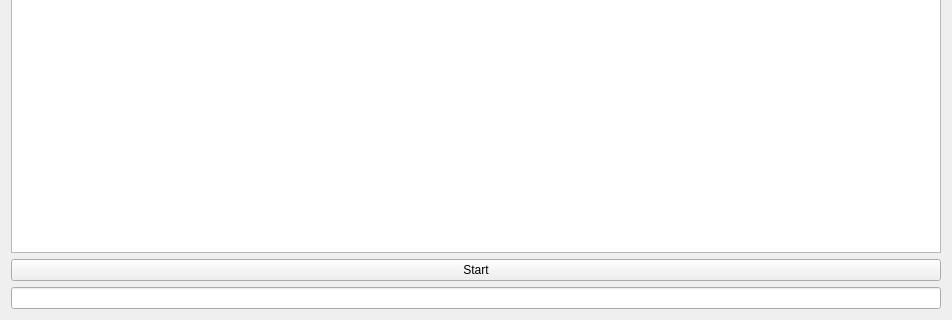
GuilhermeGSousa/TCAS, file widget.ui: the form before one commit; both pictures show x 0 to 952 and y 427 to 747 of the 952 by 747 pixel window.
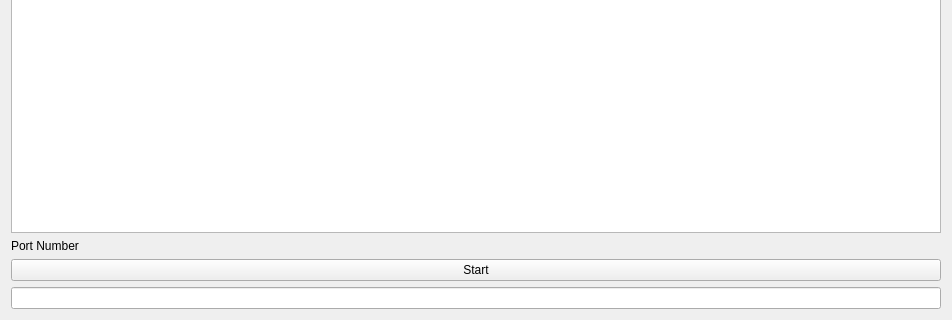
The form after the commit.

Commit message: Fancy ui on its way!

```diff
--- a/widget.ui
+++ b/widget.ui
@@ -19,7 +19,7 @@
   <property name="autoFillBackground">
    <bool>false</bool>
   </property>
-  <layout class="QVBoxLayout">
+  <layout class="QVBoxLayout" name="verticalLayout">
    <item>
     <widget class="QGraphicsView" name="graphicsView">
      <property name="autoFillBackground">
@@ -33,6 +33,13 @@
      </property>
     </widget>
    </item>
+   <item>
+    <widget class="QLabel" name="label">
+     <property name="text">
+      <string>Port Number</string>
+     </property>
+    </widget>
+   </item>
    <item>
     <widget class="QPushButton" name="pushButton">
      <property name="text">
```
Left out of the diff: 12 changed lines with no effect on the pictures. The commit also changes 2 other files.
